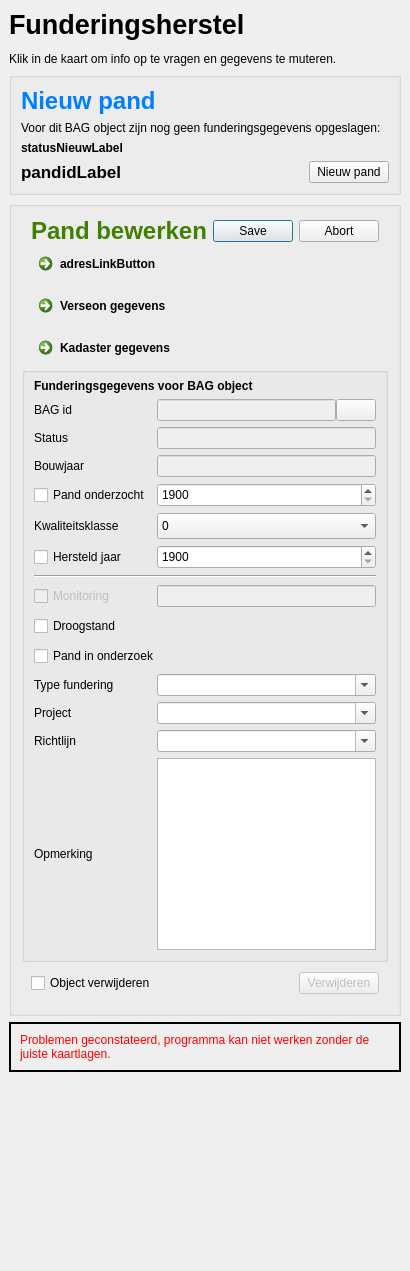
bartbaas/QGIS-funderingen, file ui/ui_dockeditor.ui: the form before one commit.
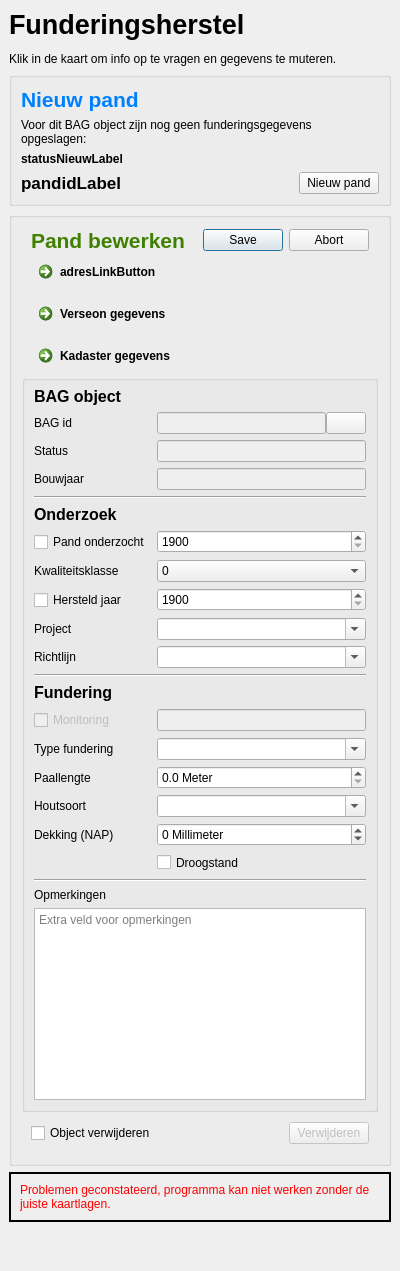
The form after the commit. Icons and pictures are not drawn.

```diff
--- a/ui/ui_dockeditor.ui
+++ b/ui/ui_dockeditor.ui
@@ -98,7 +98,7 @@
        <item row="0" column="0">
         <widget class="QLabel" name="label_5">
          <property name="text">
-          <string>&lt;html&gt;&lt;head/&gt;&lt;body&gt;&lt;p&gt;&lt;span style=&quot; font-size:18pt; font-weight:600; color:#0080ff;&quot;&gt;Nieuw pand&lt;/span&gt;&lt;/p&gt;&lt;/body&gt;&lt;/html&gt;</string>
+          <string>&lt;html&gt;&lt;head/&gt;&lt;body&gt;&lt;p&gt;&lt;span style=&quot; font-size:16pt; font-weight:600; color:#0080ff;&quot;&gt;Nieuw pand&lt;/span&gt;&lt;/p&gt;&lt;/body&gt;&lt;/html&gt;</string>
          </property>
         </widget>
        </item>
@@ -202,7 +202,7 @@
           <item>
            <widget class="QLabel" name="label_6">
             <property name="text">
-             <string>&lt;html&gt;&lt;head/&gt;&lt;body&gt;&lt;p&gt;&lt;span style=&quot; font-size:18pt; font-weight:600; color:#408000;&quot;&gt;Pand bewerken&lt;/span&gt;&lt;/p&gt;&lt;/body&gt;&lt;/html&gt;</string>
+             <string>&lt;html&gt;&lt;head/&gt;&lt;body&gt;&lt;p&gt;&lt;span style=&quot; font-size:16pt; font-weight:600; color:#408000;&quot;&gt;Pand bewerken&lt;/span&gt;&lt;/p&gt;&lt;/body&gt;&lt;/html&gt;</string>
             </property>
            </widget>
           </item>
@@ -251,35 +251,71 @@
            <number>6</number>
           </property>
           <item row="17" column="1">
+           <widget class="QComboBox" name="projectCombo">
+            <property name="minimumSize">
+             <size>
+              <width>0</width>
+              <height>21</height>
+             </size>
+            </property>
+            <property name="editable">
+             <bool>true</bool>
+            </property>
+           </widget>
+          </item>
+          <item row="21" column="1">
            <widget class="QLineEdit" name="monitoringObjTekst">
             <property name="enabled">
              <bool>false</bool>
             </property>
-           </widget>
-          </item>
-          <item row="23" column="0">
-           <widget class="QLabel" name="typefundLabel">
             <property name="minimumSize">
              <size>
               <width>0</width>
-              <height>0</height>
+              <height>21</height>
              </size>
             </property>
+           </widget>
+          </item>
+          <item row="17" column="0">
+           <widget class="QLabel" name="renbLabel">
             <property name="text">
-             <string>Type fundering</string>
+             <string>Project</string>
             </property>
            </widget>
           </item>
-          <item row="23" column="1">
-           <widget class="QComboBox" name="typefundCombo">
+          <item row="19" column="0" colspan="2">
+           <widget class="Line" name="line">
+            <property name="orientation">
+             <enum>Qt::Horizontal</enum>
+            </property>
+           </widget>
+          </item>
+          <item row="20" column="0">
+           <widget class="QLabel" name="label_9">
+            <property name="text">
+             <string>&lt;html&gt;&lt;head/&gt;&lt;body&gt;&lt;p&gt;&lt;span style=&quot; font-size:12pt; font-weight:600;&quot;&gt;Fundering&lt;/span&gt;&lt;/p&gt;&lt;/body&gt;&lt;/html&gt;</string>
+            </property>
+           </widget>
+          </item>
+          <item row="27" column="1">
+           <widget class="QDoubleSpinBox" name="paallengteSpinBox">
             <property name="minimumSize">
              <size>
               <width>0</width>
               <height>21</height>
              </size>
             </property>
-            <property name="editable">
-             <bool>true</bool>
+            <property name="specialValueText">
+             <string/>
+            </property>
+            <property name="prefix">
+             <string/>
+            </property>
+            <property name="suffix">
+             <string extracomment="Lengte in meters"> Meter</string>
+            </property>
+            <property name="decimals">
+             <number>1</number>
             </property>
            </widget>
           </item>
@@ -353,32 +389,12 @@
             </property>
            </widget>
           </item>
-          <item row="25" column="1">
-           <widget class="QComboBox" name="richtlijnCombo">
-            <property name="minimumSize">
-             <size>
-              <width>0</width>
-              <height>21</height>
-             </size>
-            </property>
-            <property name="editable">
-             <bool>true</bool>
-            </property>
-           </widget>
-          </item>
-          <item row="15" column="0" colspan="2">
-           <widget class="Line" name="line">
-            <property name="orientation">
-             <enum>Qt::Horizontal</enum>
-            </property>
-           </widget>
-          </item>
-          <item row="13" column="1">
+          <item row="15" column="1">
            <widget class="QComboBox" name="kwaliteitsklasseCombo">
             <property name="minimumSize">
              <size>
               <width>0</width>
-              <height>26</height>
+              <height>21</height>
              </size>
             </property>
             <item>
@@ -408,35 +424,35 @@
             </item>
            </widget>
           </item>
-          <item row="12" column="1">
-           <widget class="QSpinBox" name="onderzochtJaarSpinBox">
-            <property name="minimumSize">
-             <size>
-              <width>0</width>
-              <height>24</height>
-             </size>
-            </property>
-            <property name="specialValueText">
-             <string/>
-            </property>
-            <property name="suffix">
-             <string/>
-            </property>
-            <property name="prefix">
-             <string/>
-            </property>
-            <property name="minimum">
-             <number>1900</number>
-            </property>
-            <property name="maximum">
-             <number>2050</number>
-            </property>
-            <property name="value">
-             <number>1900</number>
-            </property>
-           </widget>
-          </item>
           <item row="14" column="1">
+           <widget class="QSpinBox" name="onderzochtJaarSpinBox">
+            <property name="minimumSize">
+             <size>
+              <width>0</width>
+              <height>21</height>
+             </size>
+            </property>
+            <property name="specialValueText">
+             <string/>
+            </property>
+            <property name="suffix">
+             <string/>
+            </property>
+            <property name="prefix">
+             <string/>
+            </property>
+            <property name="minimum">
+             <number>1900</number>
+            </property>
+            <property name="maximum">
+             <number>2050</number>
+            </property>
+            <property name="value">
+             <number>1900</number>
+            </property>
+           </widget>
+          </item>
+          <item row="16" column="1">
            <widget class="QSpinBox" name="hersteldJaarSpinBox">
             <property name="enabled">
              <bool>true</bool>
@@ -444,7 +460,7 @@
             <property name="minimumSize">
              <size>
               <width>0</width>
-              <height>24</height>
+              <height>21</height>
              </size>
             </property>
             <property name="wrapping">
@@ -464,30 +480,7 @@
             </property>
            </widget>
           </item>
-          <item row="26" column="0">
-           <widget class="QLabel" name="opmerkingLabel">
-            <property name="text">
-             <string>Opmerking</string>
-            </property>
-            <property name="buddy">
-             <cstring>opmerkingText</cstring>
-            </property>
-           </widget>
-          </item>
-          <item row="24" column="1">
-           <widget class="QComboBox" name="projectCombo">
-            <property name="minimumSize">
-             <size>
-              <width>0</width>
-              <height>21</height>
-             </size>
-            </property>
-            <property name="editable">
-             <bool>true</bool>
-            </property>
-           </widget>
-          </item>
-          <item row="13" column="0">
+          <item row="15" column="0">
            <widget class="QLabel" name="kwaliteitsklasseLabel">
             <property name="toolTip">
              <string>&lt;html&gt;&lt;head/&gt;&lt;body&gt;&lt;p&gt;0   = Onbekend&lt;/p&gt;&lt;p&gt;1   = Ruim voldoende&lt;/p&gt;&lt;p&gt;2   = Voldoende&lt;/p&gt;&lt;p&gt;3   = Matig&lt;/p&gt;&lt;p&gt;3+ = Onvoldoende&lt;/p&gt;&lt;/body&gt;&lt;/html&gt;</string>
@@ -500,30 +493,10 @@
             </property>
            </widget>
           </item>
-          <item row="25" column="0">
-           <widget class="QLabel" name="richtlijnLabel">
-            <property name="text">
-             <string>Richtlijn</string>
-            </property>
-            <property name="buddy">
-             <cstring>richtlijnCombo</cstring>
-            </property>
-           </widget>
-          </item>
-          <item row="24" column="0">
-           <widget class="QLabel" name="renbLabel">
-            <property name="text">
-             <string>Project</string>
-            </property>
-            <property name="buddy">
-             <cstring>projectCombo</cstring>
-            </property>
-           </widget>
-          </item>
           <item row="0" column="0" colspan="2">
            <widget class="QLabel" name="label_3">
             <property name="text">
-             <string>&lt;html&gt;&lt;head/&gt;&lt;body&gt;&lt;p&gt;&lt;span style=&quot; font-weight:600;&quot;&gt;Funderingsgegevens voor BAG object&lt;/span&gt;&lt;/p&gt;&lt;/body&gt;&lt;/html&gt;</string>
+             <string>&lt;html&gt;&lt;head/&gt;&lt;body&gt;&lt;p&gt;&lt;span style=&quot; font-size:12pt; font-weight:600;&quot;&gt;BAG object&lt;/span&gt;&lt;/p&gt;&lt;/body&gt;&lt;/html&gt;</string>
             </property>
            </widget>
           </item>
@@ -537,20 +510,7 @@
             </property>
            </widget>
           </item>
-          <item row="19" column="0" colspan="2">
-           <widget class="QCheckBox" name="inonderzoekCheckBox">
-            <property name="minimumSize">
-             <size>
-              <width>0</width>
-              <height>24</height>
-             </size>
-            </property>
-            <property name="text">
-             <string>Pand in onderzoek</string>
-            </property>
-           </widget>
-          </item>
-          <item row="14" column="0">
+          <item row="16" column="0">
            <widget class="QCheckBox" name="hersteldCheckBox">
             <property name="sizePolicy">
              <sizepolicy hsizetype="Minimum" vsizetype="Fixed">
@@ -569,7 +529,7 @@
             </property>
            </widget>
           </item>
-          <item row="12" column="0">
+          <item row="14" column="0">
            <widget class="QCheckBox" name="onderzochtCheckBox">
             <property name="sizePolicy">
              <sizepolicy hsizetype="Minimum" vsizetype="Fixed">
@@ -598,19 +558,6 @@
             </property>
            </widget>
           </item>
-          <item row="26" column="1">
-           <widget class="QTextEdit" name="opmerkingText">
-            <property name="minimumSize">
-             <size>
-              <width>0</width>
-              <height>21</height>
-             </size>
-            </property>
-            <property name="horizontalScrollBarPolicy">
-             <enum>Qt::ScrollBarAsNeeded</enum>
-            </property>
-           </widget>
-          </item>
           <item row="7" column="0">
            <widget class="QLabel" name="statusLabel">
             <property name="text">
@@ -646,12 +593,91 @@
             </property>
            </widget>
           </item>
+          <item row="21" column="0">
+           <widget class="QCheckBox" name="handhavingCheckBox">
+            <property name="enabled">
+             <bool>false</bool>
+            </property>
+            <property name="minimumSize">
+             <size>
+              <width>0</width>
+              <height>24</height>
+             </size>
+            </property>
+            <property name="text">
+             <string>Monitoring</string>
+            </property>
+           </widget>
+          </item>
           <item row="18" column="0">
+           <widget class="QLabel" name="richtlijnLabel">
+            <property name="text">
+             <string>Richtlijn</string>
+            </property>
+            <property name="buddy">
+             <cstring>richtlijnCombo</cstring>
+            </property>
+           </widget>
+          </item>
+          <item row="27" column="0">
+           <widget class="QLabel" name="label_7">
+            <property name="text">
+             <string>Paallengte</string>
+            </property>
+           </widget>
+          </item>
+          <item row="26" column="0">
+           <widget class="QLabel" name="typefundLabel">
+            <property name="minimumSize">
+             <size>
+              <width>0</width>
+              <height>0</height>
+             </size>
+            </property>
+            <property name="text">
+             <string>Type fundering</string>
+            </property>
+           </widget>
+          </item>
+          <item row="26" column="1">
+           <widget class="QComboBox" name="typefundCombo">
+            <property name="minimumSize">
+             <size>
+              <width>0</width>
+              <height>21</height>
+             </size>
+            </property>
+            <property name="editable">
+             <bool>true</bool>
+            </property>
+           </widget>
+          </item>
+          <item row="28" column="1">
+           <widget class="QComboBox" name="houtsoortCombo">
+            <property name="minimumSize">
+             <size>
+              <width>0</width>
+              <height>21</height>
+             </size>
+            </property>
+            <property name="editable">
+             <bool>true</bool>
+            </property>
+           </widget>
+          </item>
+          <item row="31" column="0" colspan="2">
+           <widget class="Line" name="line_2">
+            <property name="orientation">
+             <enum>Qt::Horizontal</enum>
+            </property>
+           </widget>
+          </item>
+          <item row="30" column="1">
            <widget class="QCheckBox" name="droogstandCheckBox">
             <property name="minimumSize">
              <size>
               <width>0</width>
-              <height>24</height>
+              <height>21</height>
              </size>
             </property>
             <property name="text">
@@ -659,19 +685,89 @@
             </property>
            </widget>
           </item>
-          <item row="17" column="0">
-           <widget class="QCheckBox" name="handhavingCheckBox">
-            <property name="enabled">
-             <bool>false</bool>
+          <item row="18" column="1">
+           <widget class="QComboBox" name="richtlijnCombo">
+            <property name="minimumSize">
+             <size>
+              <width>0</width>
+              <height>21</height>
+             </size>
             </property>
+            <property name="editable">
+             <bool>true</bool>
+            </property>
+           </widget>
+          </item>
+          <item row="28" column="0">
+           <widget class="QLabel" name="label_8">
+            <property name="text">
+             <string>Houtsoort</string>
+            </property>
+           </widget>
+          </item>
+          <item row="12" column="0" colspan="2">
+           <widget class="Line" name="line_3">
+            <property name="orientation">
+             <enum>Qt::Horizontal</enum>
+            </property>
+           </widget>
+          </item>
+          <item row="13" column="0">
+           <widget class="QLabel" name="label_10">
+            <property name="text">
+             <string>&lt;html&gt;&lt;head/&gt;&lt;body&gt;&lt;p&gt;&lt;span style=&quot; font-size:12pt; font-weight:600;&quot;&gt;Onderzoek&lt;/span&gt;&lt;/p&gt;&lt;/body&gt;&lt;/html&gt;</string>
+            </property>
+           </widget>
+          </item>
+          <item row="34" column="0" colspan="2">
+           <widget class="QTextEdit" name="opmerkingText">
             <property name="minimumSize">
              <size>
               <width>0</width>
-              <height>24</height>
+              <height>21</height>
              </size>
             </property>
+            <property name="horizontalScrollBarPolicy">
+             <enum>Qt::ScrollBarAsNeeded</enum>
+            </property>
+            <property name="placeholderText" stdset="0">
+             <string>Extra veld voor opmerkingen</string>
+            </property>
+           </widget>
+          </item>
+          <item row="32" column="0" colspan="2">
+           <widget class="QLabel" name="label_11">
             <property name="text">
-             <string>Monitoring</string>
+             <string>Opmerkingen</string>
+            </property>
+           </widget>
+          </item>
+          <item row="29" column="0">
+           <widget class="QLabel" name="label_13">
+            <property name="text">
+             <string>Dekking (NAP)</string>
+            </property>
+           </widget>
+          </item>
+          <item row="29" column="1">
+           <widget class="QSpinBox" name="dekkingSpinBox">
+            <property name="minimumSize">
+             <size>
+              <width>0</width>
+              <height>21</height>
+             </size>
+            </property>
+            <property name="suffix">
+             <string> Millimeter</string>
+            </property>
+            <property name="prefix">
+             <string/>
+            </property>
+            <property name="minimum">
+             <number>-32768</number>
+            </property>
+            <property name="maximum">
+             <number>32767</number>
             </property>
            </widget>
           </item>
```
Left out of the diff: 6 changed lines with no effect on the pictures.
